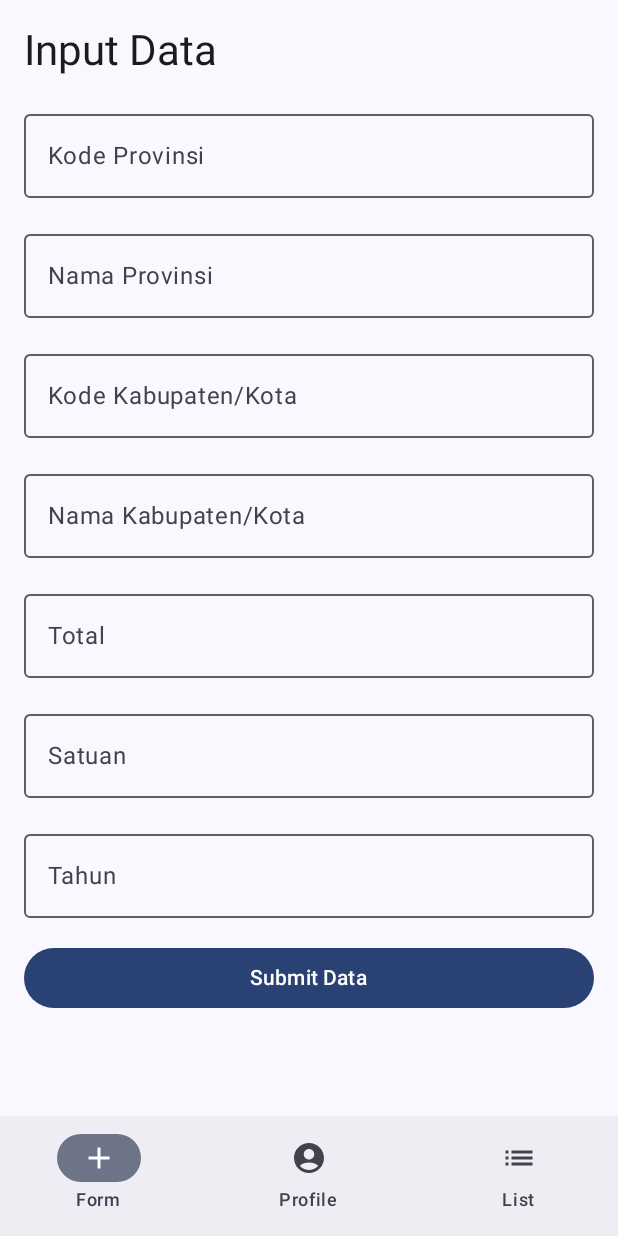
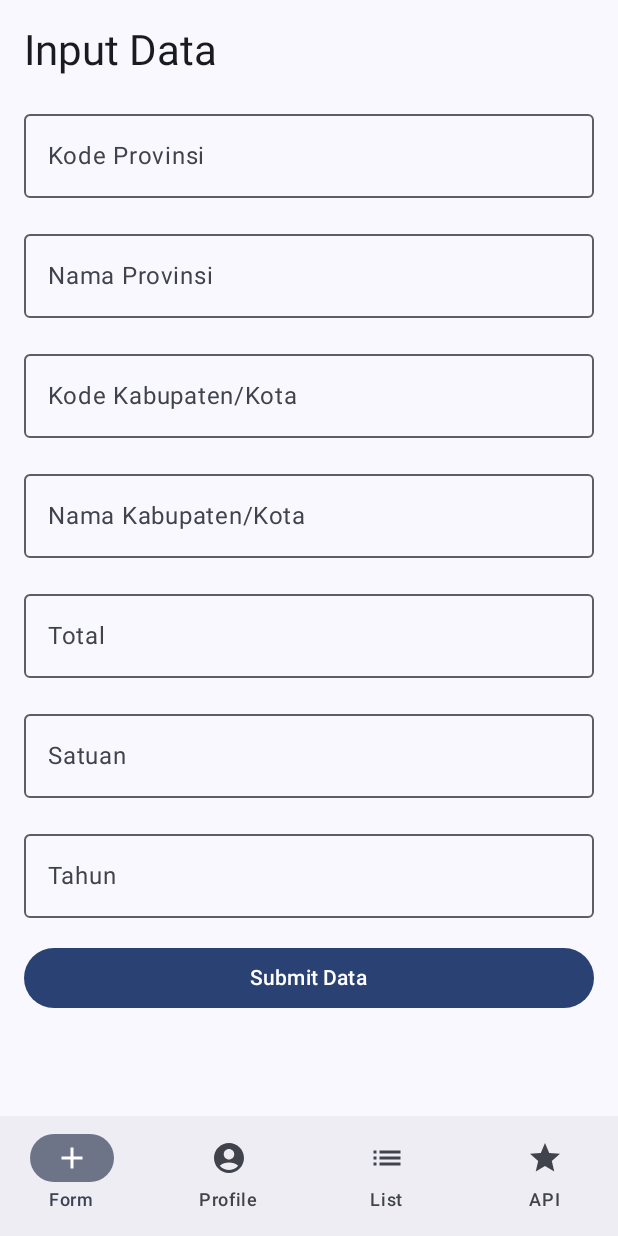
Before and after one commit to AnnisaDianFadillah06/open-data-jabar-odtw, an Android app built with Jetpack Compose: the screen it shows after launch (MainActivity), on a phone screen of 412 x 824 dp. Run offline under Robolectric (Android 15) with nearby library versions, the phone set to English and light mode, and no system bars; our stand-ins replace Room's generated code.

Commit message:
Add API Open Data Jabar

```diff
--- a/app/src/main/AndroidManifest.xml
+++ b/app/src/main/AndroidManifest.xml
@@ -7,7 +7,7 @@
         android:maxSdkVersion="28"/>
     <uses-permission android:name="android.permission.READ_EXTERNAL_STORAGE"/>
 
-
+    <uses-permission android:name="android.permission.INTERNET"/>
 
     <application
         android:allowBackup="true"
@@ -18,7 +18,7 @@
         android:roundIcon="@mipmap/ic_launcher_round"
         android:supportsRtl="true"
         android:theme="@style/AppTheme"
-        tools:targetApi="31" >
+        tools:targetApi="31">
         <activity
             android:name=".MainActivity"
             android:screenOrientation="portrait"
--- /dev/null
+++ b/app/src/main/java/com/example/praktikumpertama/network/ApiService.kt
@@ -0,0 +1,10 @@
+package com.example.praktikumpertama.network
+
+import com.example.praktikumpertama.model.ApiResponse
+import retrofit2.http.GET
+import retrofit2.Call
+
+interface ApiService {
+    @GET("disparbud/od_15387_jml_ptns_obyek_daya_tarik_wisata_odtw__jenis_kabup_v2")
+    fun getWisataList(): Call<ApiResponse>
+}
--- /dev/null
+++ b/app/src/main/java/com/example/praktikumpertama/repository/WisataRepository.kt
@@ -0,0 +1,20 @@
+package com.example.praktikumpertama.repository
+
+import com.example.praktikumpertama.network.ApiService
+import retrofit2.Retrofit
+import retrofit2.converter.gson.GsonConverterFactory
+
+class WisataRepository {
+    private val api: ApiService
+
+    init {
+        val retrofit = Retrofit.Builder()
+            .baseUrl("https://data.jabarprov.go.id/api-backend/bigdata/") // URL dasar API
+            .addConverterFactory(GsonConverterFactory.create())
+            .build()
+
+        api = retrofit.create(ApiService::class.java)
+    }
+
+    fun getWisataList() = api.getWisataList()
+}
--- a/app/src/main/java/com/example/praktikumpertama/ui/AppNavHost.kt
+++ b/app/src/main/java/com/example/praktikumpertama/ui/AppNavHost.kt
@@ -46,6 +46,9 @@ fun AppNavHost(viewModel: DataViewModel) {
             composable("list") {
                 DataListScreen(navController = navController, viewModel = viewModel)
             }
+            composable("lihat") {
+                DataAPIScreen(navController = navController, viewModel = viewModel)
+            }
             composable(
                 route = "edit/{id}",
                 arguments = listOf(navArgument("id") { type = NavType.IntType })
--- a/app/src/main/java/com/example/praktikumpertama/ui/theme/BottomBar.kt
+++ b/app/src/main/java/com/example/praktikumpertama/ui/theme/BottomBar.kt
@@ -8,6 +8,7 @@ import androidx.compose.material.icons.Icons
 import androidx.compose.material.icons.filled.Add
 import androidx.compose.material.icons.filled.List
 import androidx.compose.material.icons.filled.AccountCircle
+import androidx.compose.material.icons.filled.Star
 
 @Composable
 fun BottomBar(navController: NavController) {
@@ -17,7 +18,8 @@ fun BottomBar(navController: NavController) {
         val items = listOf(
             BottomNavItem("form", Icons.Default.Add, "Form"),
             BottomNavItem("profile", Icons.Default.AccountCircle, "Profile"),
-            BottomNavItem("list", Icons.Default.List, "List")
+            BottomNavItem("list", Icons.Default.List, "List") ,
+            BottomNavItem("lihat", Icons.Default.Star, "API")
         )
 
         items.forEach { item ->
--- a/build.gradle
+++ b/build.gradle
@@ -4,5 +4,5 @@ plugins {
     alias(libs.plugins.kotlin.android) apply false
     alias(libs.plugins.kotlin.compose) apply false
     id 'com.google.devtools.ksp' version '2.0.21-1.0.27' apply false
-
+    id 'com.google.dagger.hilt.android' version '2.41' apply false
 }
```
Also changed, not shown: app/build.gradle (+12 -1 lines), app/src/main/java/com/example/praktikumpertama/model/WisataModel.kt (added, +21 -0 lines), app/src/main/java/com/example/praktikumpertama/ui/DataAPIScreen.kt (added, +57 -0 lines), app/src/main/java/com/example/praktikumpertama/viewmodel/DataViewModel.kt (+37 -0 lines), gradle.properties (line endings or trailing spaces).
